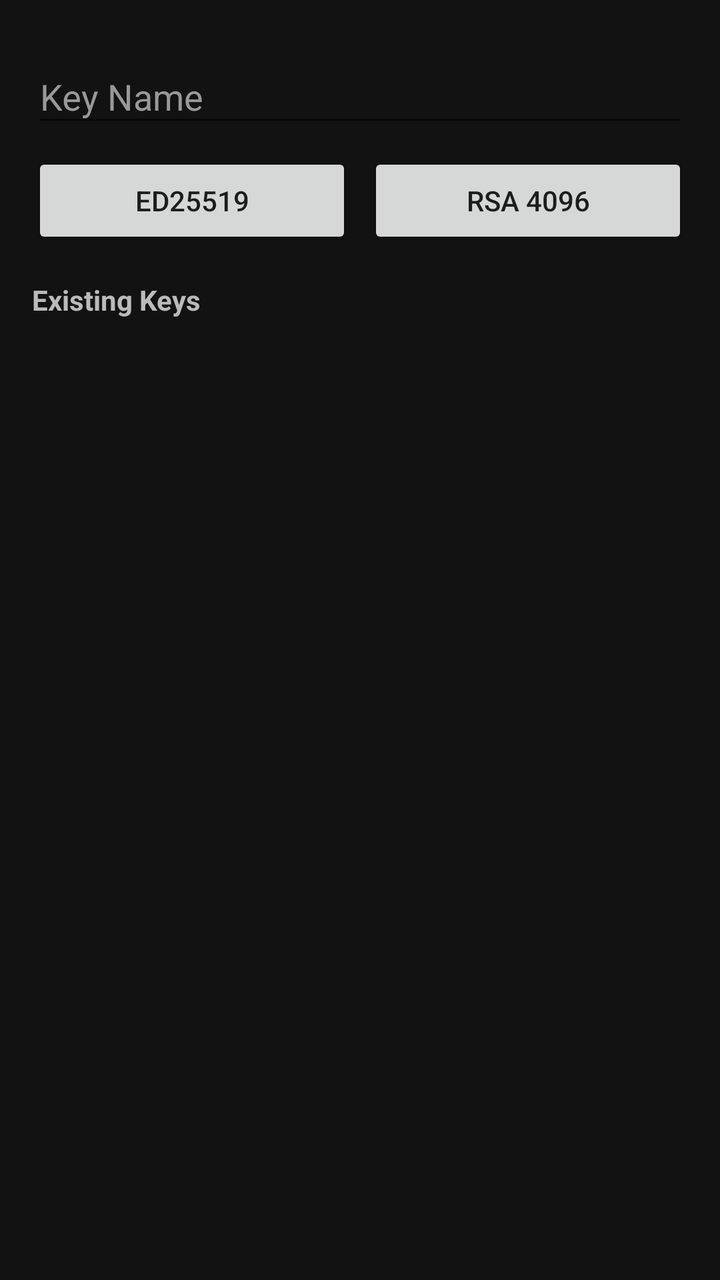
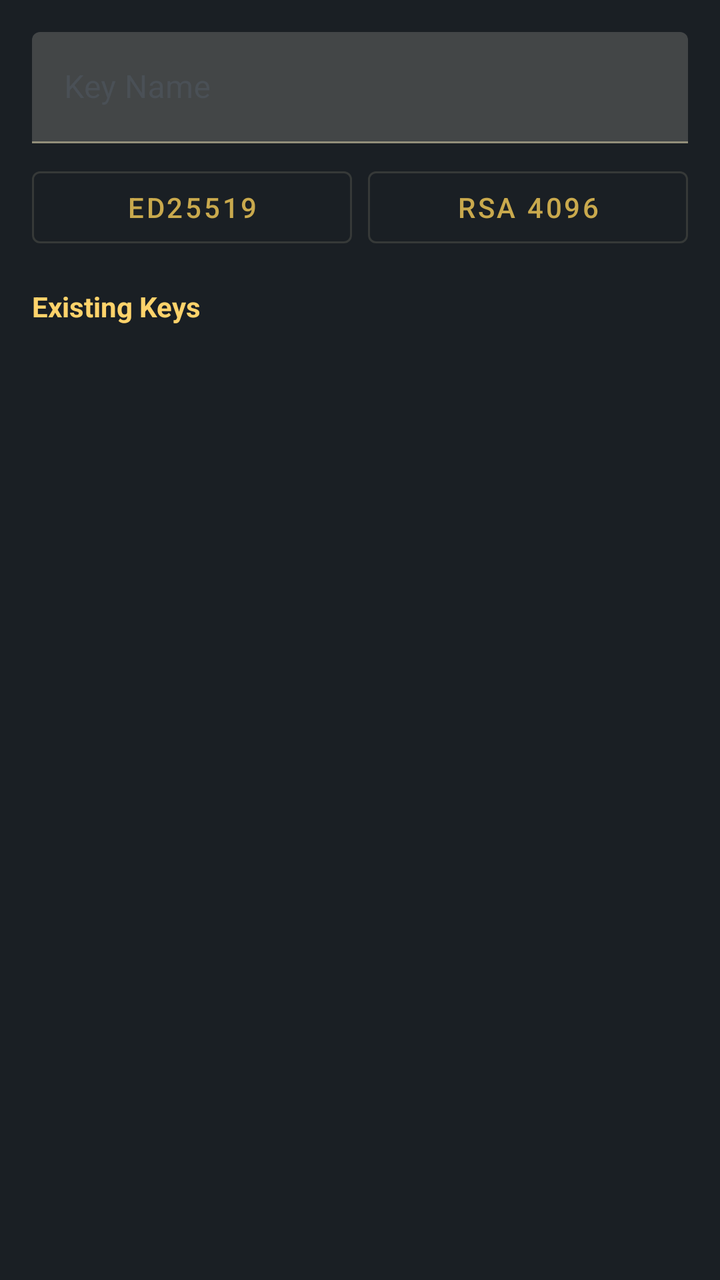

Compare the two renders of this Android layout. The source of the first and the diff that turns it into the second are given below.
<!-- AndroidManifest.xml: application theme Theme.DurinsGate -->
<!-- res/layout/dialog_manage_keys.xml -->
<?xml version="1.0" encoding="utf-8"?>
<LinearLayout xmlns:android="http://schemas.android.com/apk/res/android"
    android:layout_width="match_parent"
    android:layout_height="wrap_content"
    android:orientation="vertical"
    android:padding="16dp"
    android:background="#121212">

    <com.google.android.material.textfield.TextInputLayout
        android:layout_width="match_parent"
        android:layout_height="wrap_content"
        android:hint="Key Name"
        android:textColorHint="#999999">
        <com.google.android.material.textfield.TextInputEditText
            android:id="@+id/etNewKeyName"
            android:layout_width="match_parent"
            android:layout_height="wrap_content"
            android:textColor="#FFFFFF"
            android:inputType="text" />
    </com.google.android.material.textfield.TextInputLayout>

    <LinearLayout
        android:layout_width="match_parent"
        android:layout_height="wrap_content"
        android:layout_marginTop="8dp"
        android:orientation="horizontal">
        
        <Button
            android:id="@+id/btnGenEd"
            android:layout_width="0dp"
            android:layout_height="wrap_content"
            android:layout_weight="1"
            android:text="ED25519"
            android:layout_marginEnd="4dp" />

        <Button
            android:id="@+id/btnGenRsa"
            android:layout_width="0dp"
            android:layout_height="wrap_content"
            android:layout_weight="1"
            android:text="RSA 4096"
            android:layout_marginStart="4dp" />
    </LinearLayout>

    <TextView
        android:layout_width="match_parent"
        android:layout_height="wrap_content"
        android:layout_marginTop="16dp"
        android:text="Existing Keys"
        android:textColor="#BBBBBB"
        android:textStyle="bold" />

    <androidx.recyclerview.widget.RecyclerView
        android:id="@+id/rvKeys"
        android:layout_width="match_parent"
        android:layout_height="250dp"
        android:layout_marginTop="8dp" />

</LinearLayout>
<!-- resources referenced by this layout -->
<resources>
  <style name="Theme.DurinsGate" parent="Theme.AppCompat.Light.DarkActionBar">
          
          <item name="colorPrimary">@color/purple_500</item>
          <item name="colorPrimaryDark">@color/purple_700</item>
          <item name="colorAccent">@color/teal_200</item>
  
          
          <item name="android:windowBackground">@color/white</item>
      </style>
  <color name="purple_500">#FF6200EE</color>
  <color name="purple_700">#FF3700B3</color>
  <color name="teal_200">#FF03DAC5</color>
  <color name="white">#FFFFFFFF</color>
</resources>

<!-- the commit's change to res/layout/dialog_manage_keys.xml (unified diff, before → after) -->
@@ -4,18 +4,18 @@
     android:layout_height="wrap_content"
     android:orientation="vertical"
     android:padding="16dp"
-    android:background="#121212">
+    android:background="@color/stone_dark">
 
     <com.google.android.material.textfield.TextInputLayout
         android:layout_width="match_parent"
         android:layout_height="wrap_content"
         android:hint="Key Name"
-        android:textColorHint="#999999">
+        android:textColorHint="@color/stone_light">
         <com.google.android.material.textfield.TextInputEditText
             android:id="@+id/etNewKeyName"
             android:layout_width="match_parent"
             android:layout_height="wrap_content"
-            android:textColor="#FFFFFF"
+            android:textColor="@color/gold_pale"
             android:inputType="text" />
     </com.google.android.material.textfield.TextInputLayout>
 
@@ -24,14 +24,16 @@
         android:layout_height="wrap_content"
         android:layout_marginTop="8dp"
         android:orientation="horizontal">
-        
+
         <Button
             android:id="@+id/btnGenEd"
             android:layout_width="0dp"
             android:layout_height="wrap_content"
             android:layout_weight="1"
             android:text="ED25519"
-            android:layout_marginEnd="4dp" />
+            android:layout_marginEnd="4dp"
+            style="@style/Widget.MaterialComponents.Button.OutlinedButton"
+            android:textColor="@color/gold_primary" />
 
         <Button
             android:id="@+id/btnGenRsa"
@@ -39,7 +41,9 @@
             android:layout_height="wrap_content"
             android:layout_weight="1"
             android:text="RSA 4096"
-            android:layout_marginStart="4dp" />
+            android:layout_marginStart="4dp"
+            style="@style/Widget.MaterialComponents.Button.OutlinedButton"
+            android:textColor="@color/gold_primary" />
     </LinearLayout>
 
     <TextView
@@ -47,7 +51,7 @@
         android:layout_height="wrap_content"
         android:layout_marginTop="16dp"
         android:text="Existing Keys"
-        android:textColor="#BBBBBB"
+        android:textColor="@color/gold_bright"
         android:textStyle="bold" />
 
     <androidx.recyclerview.widget.RecyclerView
<!-- resource entries referenced after the edit -->
@@ -1,17 +1,29 @@
 <!-- resources referenced by this layout -->
 <resources>
-  <style name="Theme.DurinsGate" parent="Theme.AppCompat.Light.DarkActionBar">
-          
-          <item name="colorPrimary">@color/purple_500</item>
-          <item name="colorPrimaryDark">@color/purple_700</item>
-          <item name="colorAccent">@color/teal_200</item>
+  <color name="gold_bright">#FFD36B</color>
+  <color name="gold_pale">#FFF2C2</color>
+  <color name="gold_primary">#C9A94D</color>
+  <color name="stone_dark">#1A1F24</color>
+  <color name="stone_light">#4A5056</color>
+  <style name="Theme.DurinsGate" parent="Theme.MaterialComponents.DayNight.DarkActionBar">
+          <item name="colorPrimary">@color/gold_primary</item>
+          <item name="colorPrimaryVariant">@color/gold_deep</item>
+          <item name="colorOnPrimary">@color/void_deep</item>
   
-          
-          <item name="android:windowBackground">@color/white</item>
+          <item name="colorSecondary">@color/light_warm</item>
+          <item name="colorSecondaryVariant">@color/light_outer</item>
+          <item name="colorOnSecondary">@color/void_deep</item>
+  
+          <item name="android:statusBarColor">@color/void_deep</item>
+          <item name="android:windowBackground">@color/stone_dark</item>
+  
+          <item name="colorSurface">@color/stone_mid</item>
+          <item name="colorOnSurface">@color/gold_pale</item>
       </style>
-  <color name="purple_500">#FF6200EE</color>
-  <color name="purple_700">#FF3700B3</color>
-  <color name="teal_200">#FF03DAC5</color>
-  <color name="white">#FFFFFFFF</color>
+  <color name="gold_deep">#A8842C</color>
+  <color name="void_deep">#0F1419</color>
+  <color name="light_warm">#FFD27A</color>
+  <color name="light_outer">#FFB347</color>
+  <color name="stone_mid">#2A2F36</color>
 </resources>
 
